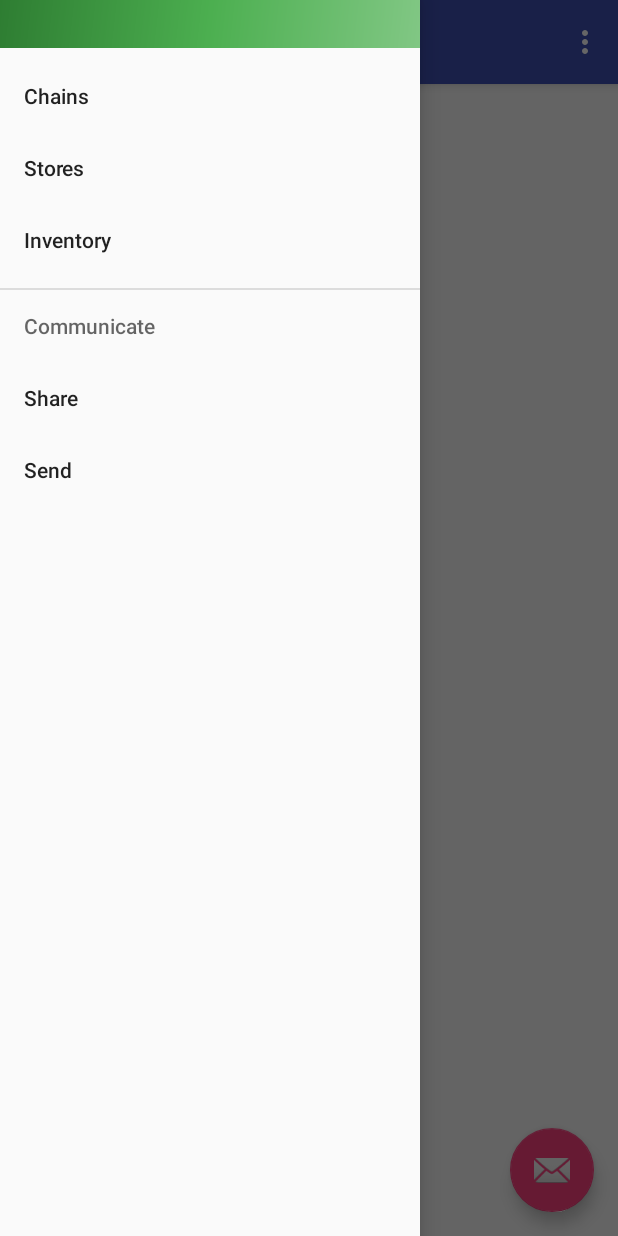
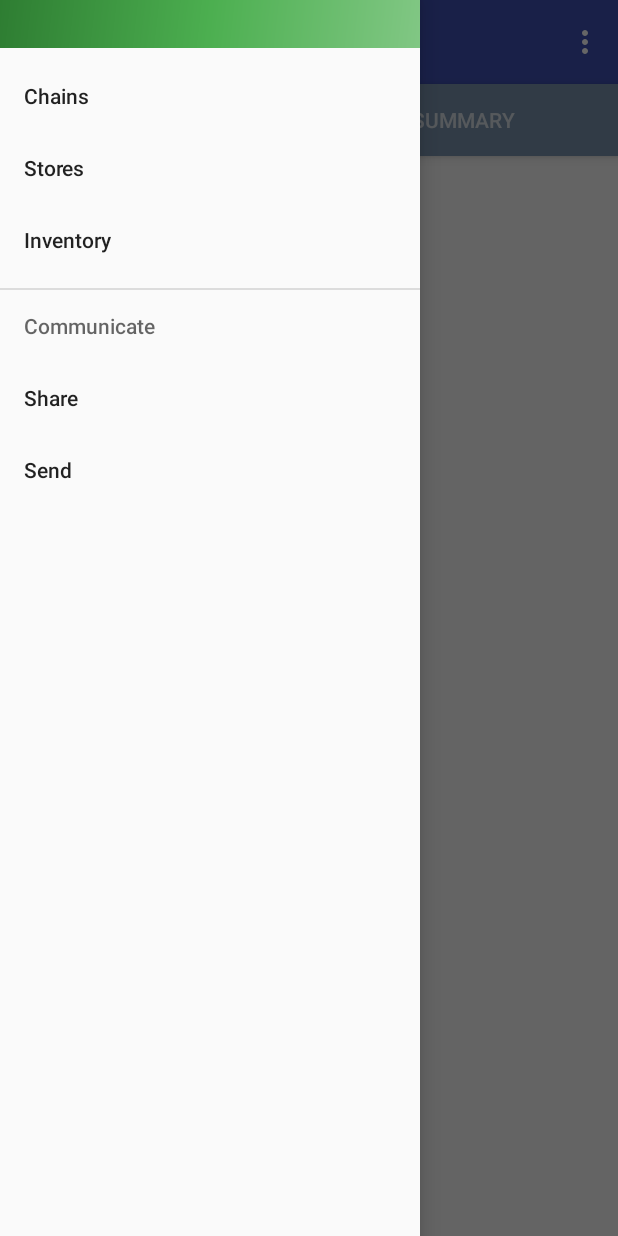
Before and after one commit to CRAllenPCB/LegoTracker, an Android app: the screen it shows after launch (MainActivity), with the side drawer open, on a phone screen of 412 x 824 dp. Run offline under Robolectric (Android 15) with nearby library versions, the phone set to English and light mode, and no system bars.

Commit message:
ShowChains working correctly with empty table.  Nav Drawer and tabs display.

```diff
--- a/app/build.gradle
+++ b/app/build.gradle
@@ -10,6 +10,7 @@ android {
         versionCode 1
         versionName "1.0"
         testInstrumentationRunner "android.support.test.runner.AndroidJUnitRunner"
+        vectorDrawables.useSupportLibrary = true
     }
     buildTypes {
         release {
--- a/app/src/main/java/com/apexcomputerservice/legotracker/MainActivity.java
+++ b/app/src/main/java/com/apexcomputerservice/legotracker/MainActivity.java
@@ -34,17 +34,18 @@ public class MainActivity extends AppCompatActivity implements NavigationView.On
 
     private TabLayout tabLayout;
     private ViewPager viewPager;
+    private NavigationView navigationView;
 
 
 
     @Override
     protected void onCreate(Bundle savedInstanceState) {
         super.onCreate(savedInstanceState);
-        setContentView(R.layout.activity_main);
+        setContentView(R.layout.test_layout);
 
         Toolbar toolbar = (Toolbar) findViewById(R.id.toolbar);
         setSupportActionBar(toolbar);
-
+/*
         FloatingActionButton fab = (FloatingActionButton) findViewById(R.id.fab);
         fab.setOnClickListener(new View.OnClickListener(){
            @Override
@@ -52,11 +53,14 @@ public class MainActivity extends AppCompatActivity implements NavigationView.On
                Snackbar.make(view, "Replace with your own action", Snackbar.LENGTH_LONG).setAction("Action", null).show();
             }
          });
-
+*/
         DrawerLayout drawer = (DrawerLayout) findViewById(R.id.drawer_layout);
         ActionBarDrawerToggle toggle = new ActionBarDrawerToggle(this,drawer,toolbar,R.string.drawer_open,R.string.drawer_closed);
         drawer.addDrawerListener(toggle);
         toggle.syncState();
+        navigationView = (NavigationView) findViewById(R.id.navigation_view);
+        navigationView.setNavigationItemSelectedListener(this);
+
 
         viewPager = (ViewPager) findViewById(R.id.viewpager);
         setupViewPager(viewPager);
@@ -92,12 +96,13 @@ public class MainActivity extends AppCompatActivity implements NavigationView.On
         //Handle navigation view item clicks here
         int id = item.getItemId();
 
+
         Intent intent;
         switch (id) {
-            case 0:
+            case R.id.nav_chains:
                 intent = new Intent(this, ShowChains.class);
                 startActivity(intent);
-                finish();
+
                 break;
         }
         DrawerLayout drawer = (DrawerLayout) findViewById(R.id.drawer_layout);
--- /dev/null
+++ b/app/src/main/res/layout/test_layout.xml
@@ -0,0 +1,60 @@
+<?xml version="1.0" encoding="utf-8"?>
+<android.support.v4.widget.DrawerLayout
+    xmlns:android="http://schemas.android.com/apk/res/android"
+    xmlns:app="http://schemas.android.com/apk/res-auto"
+    xmlns:tools="http://schemas.android.com/tools"
+    android:id="@+id/drawer_layout"
+    android:layout_width="match_parent"
+    android:layout_height="match_parent"
+    android:fitsSystemWindows="true">
+
+    <LinearLayout
+        android:id="@+id/content"
+        android:layout_width="match_parent"
+        android:layout_height="match_parent"
+        android:orientation="vertical">
+
+        <android.support.v7.widget.Toolbar
+            android:id="@+id/toolbar"
+            android:layout_width="match_parent"
+            android:layout_height="?attr/actionBarSize"
+            android:background="?attr/colorPrimary"
+            android:theme="@style/AppTheme.AppBarOverlay"
+            app:popupTheme="@style/AppTheme.PopupOverlay" />
+
+        <android.support.design.widget.AppBarLayout
+            android:layout_width="match_parent"
+            android:layout_height="wrap_content"
+            app:theme="@style/AppTheme.AppBarOverlay">
+
+            <android.support.design.widget.TabLayout
+                android:id="@+id/tabs"
+                android:layout_width="match_parent"
+                android:layout_height="match_parent"
+                android:elevation="5dp"
+                app:theme="@style/ThemeOverlay.AppCompat.Dark"
+                app:layout_scrollFlags="scroll|enterAlways"
+                app:tabBackground="@color/lightBlue"
+                tools:ignore="UnusedAttribute" />
+
+        </android.support.design.widget.AppBarLayout>
+
+        <android.support.v4.view.ViewPager
+            android:id="@+id/viewpager"
+            android:layout_width="match_parent"
+            android:layout_height="0dp"
+            android:layout_weight="1">
+
+        </android.support.v4.view.ViewPager>
+
+    </LinearLayout>
+
+    <android.support.design.widget.NavigationView
+        android:id="@+id/navigation_view"
+        android:layout_width="wrap_content"
+        android:layout_height="match_parent"
+        android:layout_gravity="start"
+        app:headerLayout="@layout/nav_header"
+        app:menu="@menu/nav_menu"/>
+
+</android.support.v4.widget.DrawerLayout>
--- a/app/src/main/res/values/colors.xml
+++ b/app/src/main/res/values/colors.xml
@@ -5,4 +5,9 @@
     <color name="colorAccent">#FF4081</color>
 
     <color name="white">#FFFFFF</color>
+
+    <!-- ASM Blues -->
+    <color name="darkBlue">#003764</color>
+    <color name="midBlue">#346489</color>
+    <color name="lightBlue">#7B95AF</color>
 </resources>
--- a/app/src/main/res/values/styles.xml
+++ b/app/src/main/res/values/styles.xml
@@ -6,22 +6,23 @@
         <item name="colorPrimary">@color/colorPrimary</item>
         <item name="colorPrimaryDark">@color/colorPrimaryDark</item>
         <item name="colorAccent">@color/colorAccent</item>
-    </style>
-
-    <style name="MyMaterialTheme" parent="MyMaterialTheme.Base">
+        <item name="actionMenuTextColor">@color/white</item>
 
     </style>
 
-    <style name="MyMaterialTheme.Base" parent="Theme.AppCompat.Light.DarkActionBar">
+    <style name="AppTheme.NoActionBar">
+        <item name="windowActionBar">false</item>
         <item name="windowNoTitle">true</item>
-        <item name="windowActionBar">false</item>
-        <item name="colorPrimary">@color/colorPrimary</item>
-        <item name="colorPrimaryDark">@color/colorPrimaryDark</item>
-        <item name="colorAccent">@color/colorAccent</item>
     </style>
 
     <style name="AppTheme.AppBarOverlay" parent="ThemeOverlay.AppCompat.Dark.ActionBar" />
 
     <style name="AppTheme.PopupOverlay" parent="ThemeOverlay.AppCompat.Light" />
 
+    <style name="TabTheme" parent="ThemeOverlay.AppCompat.Dark">
+        <item name="colorPrimary">@color/colorPrimaryDark</item>
+        <item name="colorPrimaryDark">@color/lightBlue</item>
+        <item name="colorAccent">@color/colorAccent</item>
+    </style>
+
 </resources>
```
Also changed, not shown: app/src/main/AndroidManifest.xml (+13 -3 lines), app/src/main/java/com/apexcomputerservice/legotracker/DatabaseHelper.java (+14 -0 lines), app/src/main/java/com/apexcomputerservice/legotracker/ShowChains.java (+59 -2 lines), app/src/main/res/drawable/ic_account_balance_black_24dp.xml (added, +9 -0 lines), app/src/main/res/drawable/ic_add_black_24dp.xml (added, +9 -0 lines), app/src/main/res/drawable/ic_add_circle_outline_black_24dp.xml (added, +9 -0 lines), app/src/main/res/drawable/ic_link_black_24dp.xml (added, +9 -0 lines), app/src/main/res/drawable/ic_store_mall_directory_black_24dp.xml (added, +9 -0 lines), app/src/main/res/layout/activity_show_chains.xml (+69 -6 lines), app/src/main/res/values/strings.xml (+9 -0 lines).
